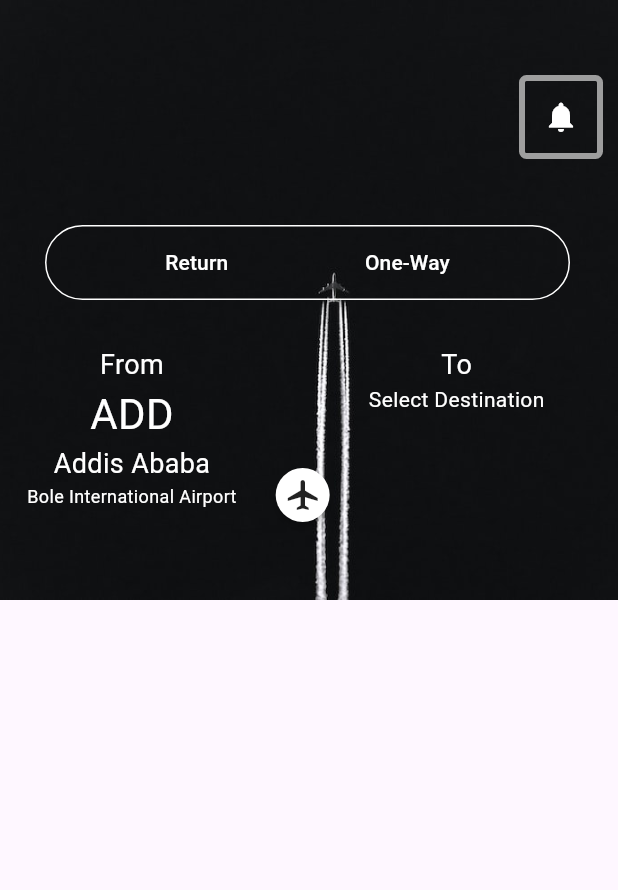
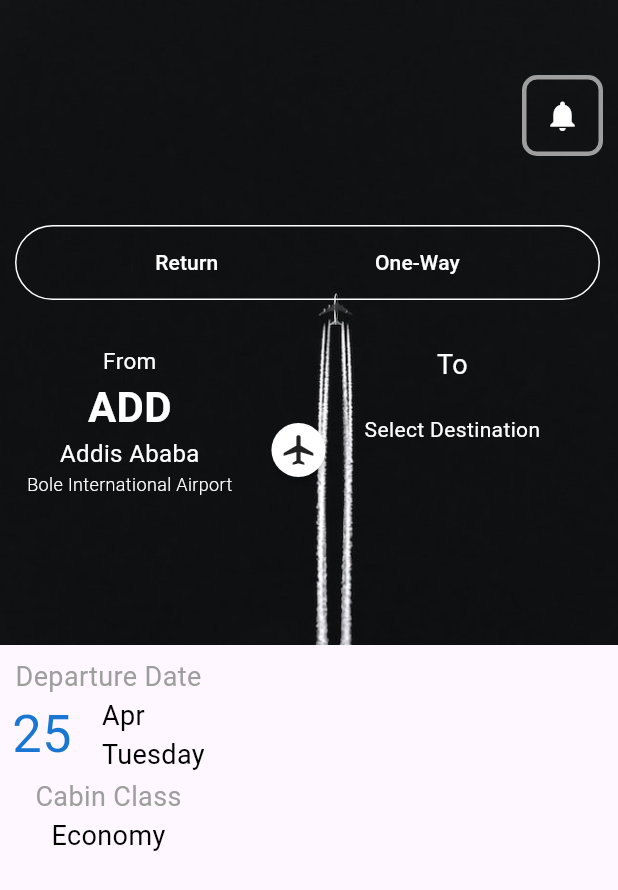
Before and after one commit to ihsahm/flutter-guzogo-test-app, a Flutter app: the HomePage screen opened directly, on a phone screen of 412 x 824 dp. Shown: the top 890 px of the screen. Run offline on Flutter 3.47's test engine with Material 2 defaults, Android fonts, the phone set to English and light mode, and no system bars.

Commit message:
Second Commit

```diff
--- a/lib/views/homepage.dart
+++ b/lib/views/homepage.dart
@@ -11,15 +11,22 @@ class _HomePageState extends State<HomePage> {
   @override
   Widget build(BuildContext context) {
     return Scaffold(
-      body: topStack(),
+      body: Column(
+        children: [
+          topStack(),
+          bottomStack(),
+        ],
+      ),
     );
   }
 
   Widget topStack() {
+    bool isReturnActive = true;
+    bool isOneWayActive = false;
     return Stack(
       children: [
         Container(
-          height: 400,
+          height: 430,
           width: double.infinity,
           child: Image.asset(
             "images/guzo.jpg",
@@ -31,8 +38,8 @@ class _HomePageState extends State<HomePage> {
             right: 10,
             child: Container(
               decoration: BoxDecoration(
-                  border: Border.all(color: Colors.grey, width: 4),
-                  borderRadius: BorderRadius.circular(5)),
+                  border: Border.all(color: Colors.grey, width: 3),
+                  borderRadius: BorderRadius.circular(10)),
               child: IconButton(
                   onPressed: () {},
                   icon: const Icon(
@@ -43,9 +50,9 @@ class _HomePageState extends State<HomePage> {
         Positioned(
           top: 150,
           child: Padding(
-            padding: const EdgeInsets.only(left: 30.0),
+            padding: const EdgeInsets.only(left: 10.0, right: 10.0),
             child: Container(
-              width: 350,
+              width: 390,
               decoration: BoxDecoration(
                   border: Border.all(
                     color: Colors.white,
@@ -64,7 +71,9 @@ class _HomePageState extends State<HomePage> {
                         onPressed: () {},
                         child: const Text(
                           "One-Way",
-                          style: TextStyle(color: Colors.white),
+                          style: TextStyle(
+                            color: Colors.white,
+                          ),
                         ))
                   ]),
             ),
@@ -86,32 +95,39 @@ class _HomePageState extends State<HomePage> {
                             Text(
                               "From",
                               style:
-                                  TextStyle(color: Colors.white, fontSize: 18),
+                                  TextStyle(color: Colors.white, fontSize: 15),
                             ),
                             Text(
                               "ADD",
-                              style:
-                                  TextStyle(color: Colors.white, fontSize: 28),
+                              style: TextStyle(
+                                  color: Colors.white,
+                                  fontSize: 28,
+                                  fontWeight: FontWeight.w700),
                             ),
                             Text(
                               "Addis Ababa",
                               style:
-                                  TextStyle(color: Colors.white, fontSize: 18),
+                                  TextStyle(color: Colors.white, fontSize: 16),
                             ),
                             Text(
                               "Bole International Airport",
-                              style:
-                                  TextStyle(color: Colors.white, fontSize: 12),
+                              style: TextStyle(
+                                  color: Colors.white,
+                                  fontSize: 12,
+                                  fontWeight: FontWeight.w300),
                             ),
                           ],
                         ),
                       ),
-                      RawMaterialButton(
-                        onPressed: () {},
-                        shape: const CircleBorder(),
-                        elevation: 2.0,
-                        fillColor: Colors.white,
-                        child: const Icon(Icons.airplanemode_active),
+                      Padding(
+                        padding: const EdgeInsets.only(bottom: 60.0),
+                        child: RawMaterialButton(
+                          onPressed: () {},
+                          shape: const CircleBorder(),
+                          elevation: 2.0,
+                          fillColor: Colors.white,
+                          child: const Icon(Icons.airplanemode_active),
+                        ),
                       ),
                       InkWell(
                         onTap: () {},
@@ -121,6 +137,9 @@ class _HomePageState extends State<HomePage> {
                               "To",
                               style:
                                   TextStyle(color: Colors.white, fontSize: 18),
+                            ),
+                            SizedBox(
+                              height: 20,
                             ),
                             Text(
                               "Select Destination",
@@ -136,4 +155,60 @@ class _HomePageState extends State<HomePage> {
       ],
     );
   }
+
+  Widget bottomStack() {
+    return Padding(
+      padding: const EdgeInsets.only(top: 8.0, left: 8.0),
+      child: Row(
+        children: [
+          Column(
+            children: [
+              const Text(
+                "Departure Date",
+                style: TextStyle(color: Colors.grey, fontSize: 18),
+              ),
+              Row(
+                crossAxisAlignment: CrossAxisAlignment.start,
+                children: [
+                  Text(
+                    "25",
+                    style: TextStyle(color: Colors.blue[700], fontSize: 35),
+                  ),
+                  const SizedBox(
+                    width: 20,
+                  ),
+                  const Column(
+                    crossAxisAlignment: CrossAxisAlignment.start,
+                    children: [
+                      Text(
+                        "Apr",
+                        style: TextStyle(color: Colors.black, fontSize: 18),
+                      ),
+                      Text(
+                        "Tuesday",
+                        style: TextStyle(color: Colors.black, fontSize: 18),
+                      ),
+                    ],
+                  ),
+                ],
+              ),
+              const Divider(
+                thickness: 1,
+                height: 2,
+                color: Colors.grey,
+              ),
+              const Text(
+                "Cabin Class",
+                style: TextStyle(color: Colors.grey, fontSize: 18),
+              ),
+              const Text(
+                "Economy",
+                style: TextStyle(color: Colors.black, fontSize: 18),
+              ),
+            ],
+          ),
+        ],
+      ),
+    );
+  }
 }
```
